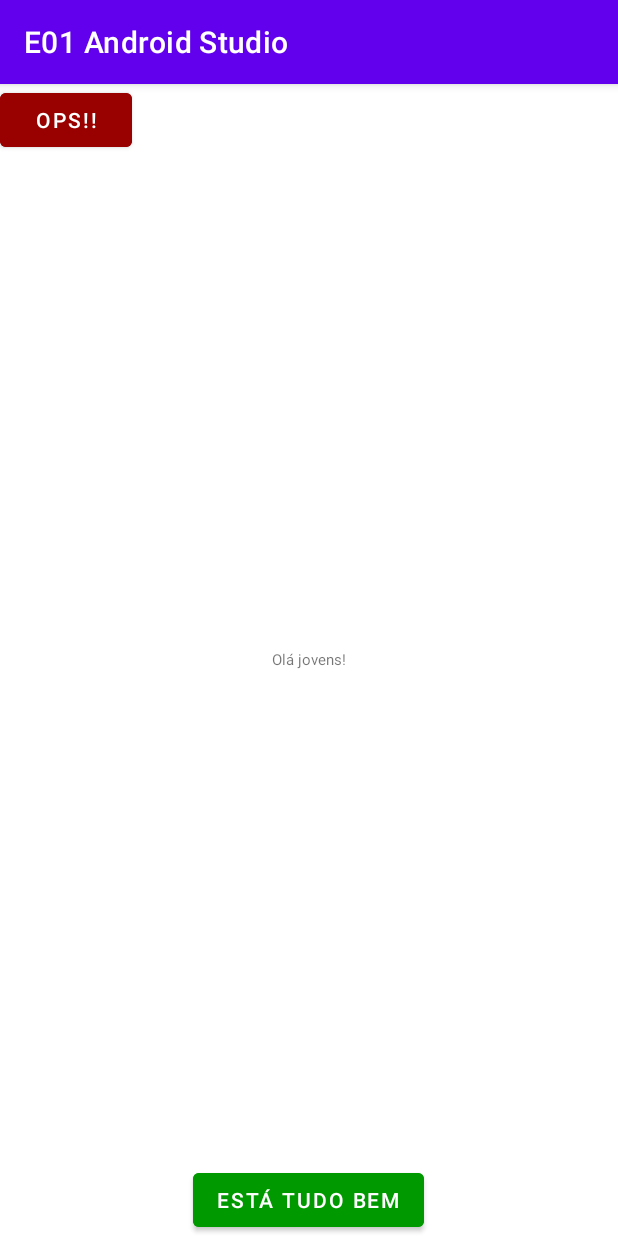
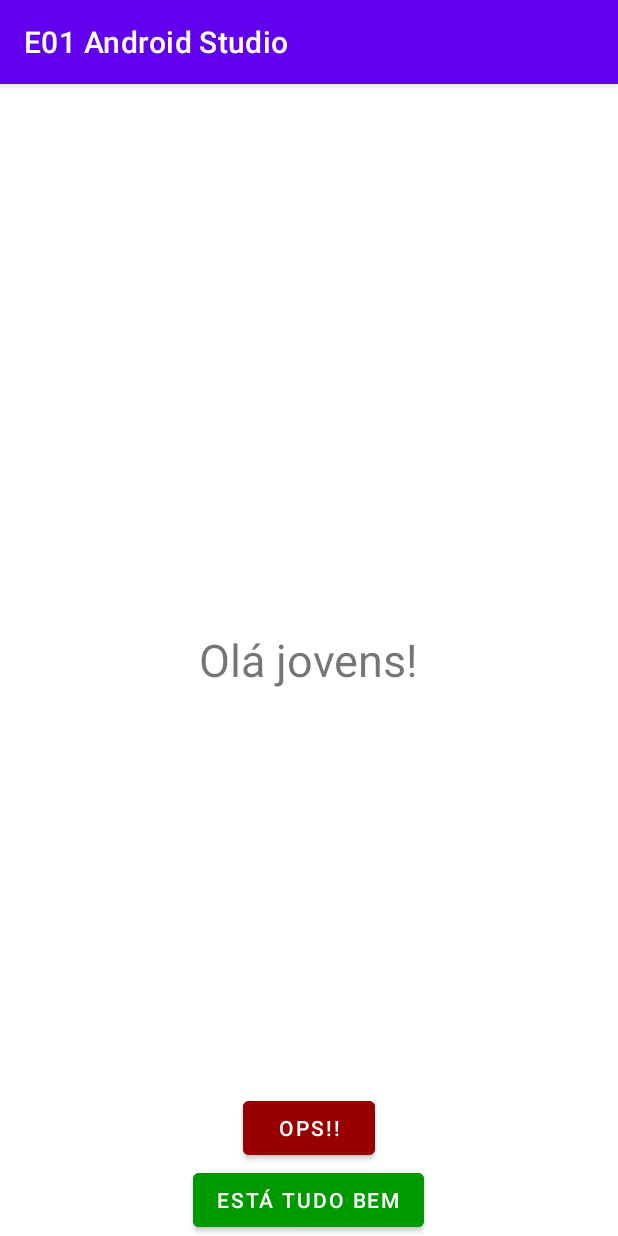
Before and after one commit to mairamml/E01AndroidStudio, an Android app: the screen it shows after launch (MainActivity), on a phone screen of 412 x 824 dp. Run offline under Robolectric (Android 15) with nearby library versions, the phone set to English and light mode, and no system bars.

Commit message:
Atualização de design da tela feito

```diff
--- a/app/src/main/res/layout/activity_main.xml
+++ b/app/src/main/res/layout/activity_main.xml
@@ -12,7 +12,7 @@
         android:layout_height="wrap_content"
         android:layout_centerInParent="true"
         android:text="Olá jovens!"
-        android:textSize="10dp"
+        android:textSize="30dp"
         android:id="@+id/lbl_hello" />
 
     <Button
@@ -26,6 +26,8 @@
 
 <!-- TODO Reposicionar o botão para ficar acima do btn_ok -->
     <Button
+        android:layout_above="@id/btn_ok"
+        android:layout_centerHorizontal="true"
         android:layout_width="wrap_content"
         android:layout_height="wrap_content"
         android:backgroundTint="#990000"
```
